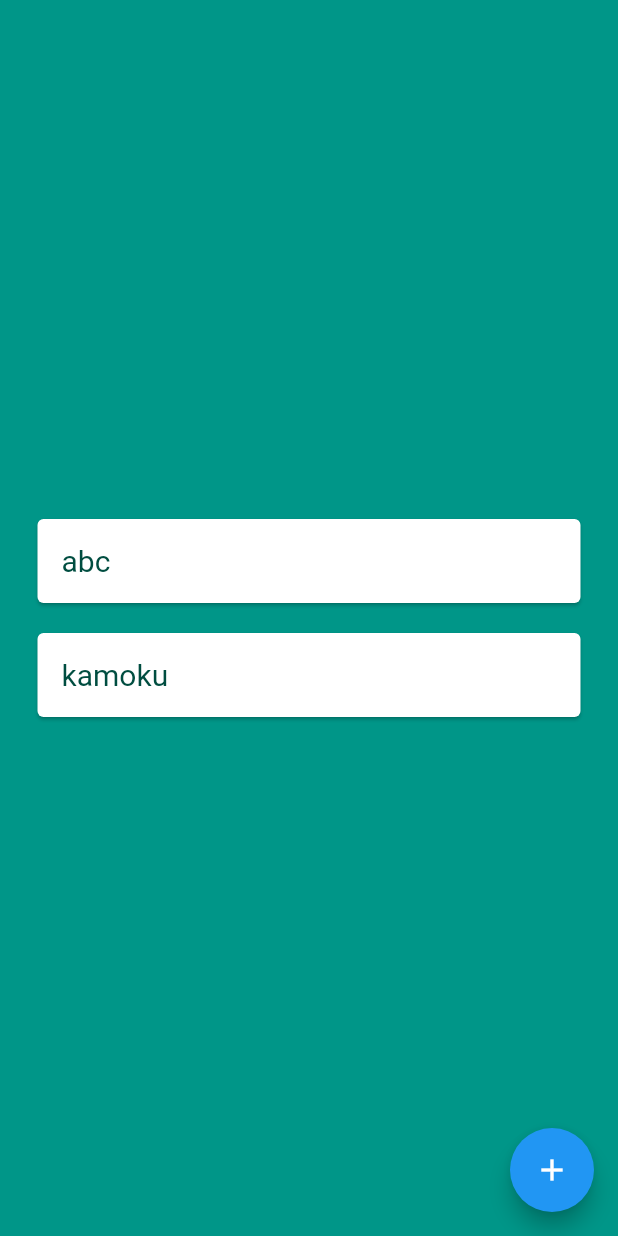
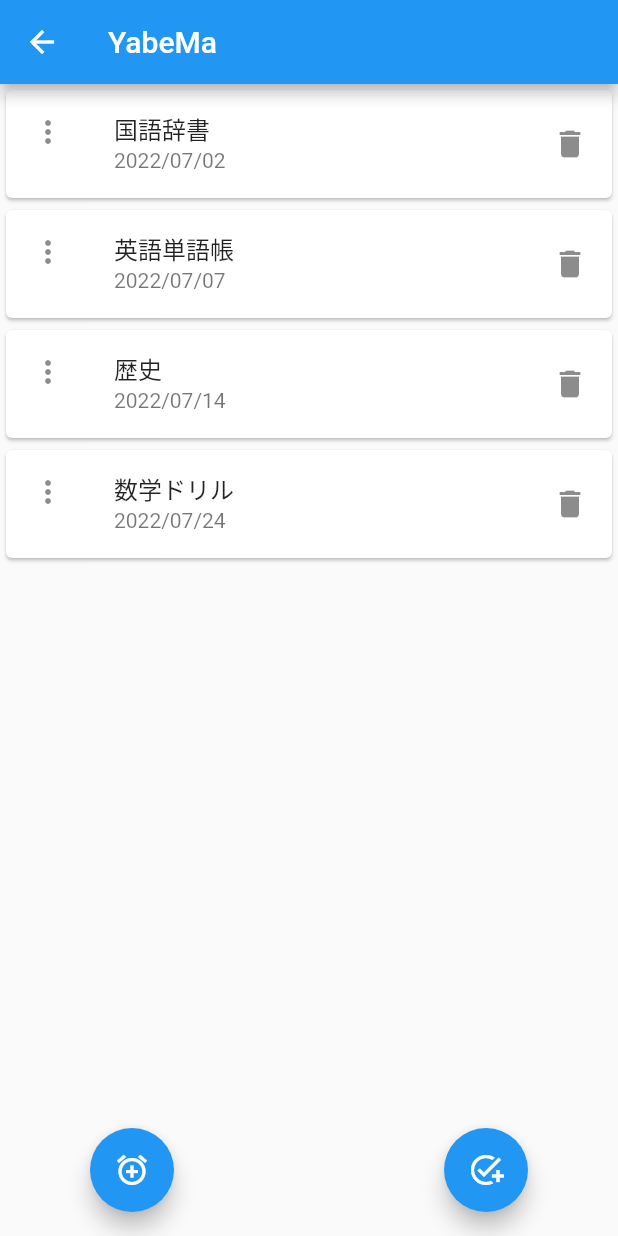
Before and after one commit to kojikokojiko/team5, a Flutter app: the ListPage screen opened directly, on a phone screen of 412 x 824 dp. Run offline on Flutter 3.47's test engine with Material 2 defaults, Android fonts, the phone set to English and light mode, and no system bars; our stand-ins replace flutter_hooks, flutter_riverpod, freezed_annotation, hooks_riverpod; Roboto replaces fonts that are missing (SyneMono).

Commit message:
宇野さんからの画面統合

```diff
--- a/lib/view/listpage.dart
+++ b/lib/view/listpage.dart
@@ -1,49 +1,72 @@
 import 'package:benese_team5/view/insert_data_page.dart';
 import 'package:flutter/material.dart';
 
-class ListPage extends StatelessWidget {
-  const ListPage({Key? key}) : super(key: key);
+
+
+class ListPage extends StatefulWidget {
+  const ListPage({Key? key, }) : super(key: key);
+
+
+  @override
+  State<ListPage> createState() => _ListPageState();
+}
+
+class _ListPageState extends State<ListPage> {
+  List<String> taskList = ["国語辞書", "英語単語帳", "歴史", "数学ドリル"];
+  List<String> taskDate = [
+    "2022/07/02",
+    "2022/07/07",
+    "2022/07/14",
+    "2022/07/24"
+  ];
+  int _counter = 0;
+
+  void _incrementCounter() {
+    setState(() {
+      _counter++;
+    });
+  }
 
   @override
   Widget build(BuildContext context) {
     return Scaffold(
-        backgroundColor: Colors.teal,
-        body: SafeArea(
-          child: Column(
-            mainAxisAlignment: MainAxisAlignment.center,
-            children: <Widget>[
+      appBar: AppBar(
+        title: const Text('YabeMa'),
+      ),
+      body: ListView.builder(
+        itemCount: taskList.length,
+        itemBuilder: (context, index) {
+          return Column(
+            children: [
               Card(
-                  margin:
-                      EdgeInsets.symmetric(vertical: 10.0, horizontal: 25.0),
                 child: ListTile(
-                    title: Text(
-                      'abc',
-                      style: TextStyle(
-                        fontFamily: 'SyneMono',
-                        fontSize: 20.0,
-                        color: Colors.teal.shade900,
+                  leading: Icon(Icons.more_vert),
+                  title: Text(taskList[index]),
+                  subtitle: Text(taskDate[index]),
+                  trailing: Icon(Icons.delete),
                 ),
               ),
-                  )),
-              Card(
-                margin: EdgeInsets.symmetric(vertical: 10.0, horizontal: 25.0),
-                child: ListTile(
-                  title: Text(
-                    'kamoku',
-                    style: TextStyle(
-                      fontSize: 20.0,
-                      color: Colors.teal.shade900,
+            ],
+          );
+        },
       ),
+      floatingActionButtonLocation: FloatingActionButtonLocation.centerFloat,
+      floatingActionButton: Row(
+        mainAxisSize: MainAxisSize.min,
+        children: [
+          FloatingActionButton(
+            onPressed: () {
+              //ボタンが押されたときの挙動
+              taskList.add('Google');
+              print(taskList);
+              setState(() {});
+            },
+            tooltip: 'Increment',
+            child: const Icon(Icons.alarm_add),
           ),
-                ),
-              )
-            ],
-          ),
-        ),
-        floatingActionButton: FloatingActionButton(
-          child: Icon(Icons.add),
+          SizedBox(width: 180),
+          FloatingActionButton(
             onPressed: () {
-
               Navigator.of(context).push(
                 MaterialPageRoute(
                   builder: (context) {
@@ -52,8 +75,72 @@ class ListPage extends StatelessWidget {
                 ),
               );
             },
+            child: const Icon(Icons.add_task),
           ),
-
+          SizedBox(width: 0),
+        ],
+      ),
     );
   }
 }
+
+
+
+
+
+// class ListPage extends StatelessWidget {
+//   const ListPage({Key? key}) : super(key: key);
+//
+//   @override
+//   Widget build(BuildContext context) {
+//     return Scaffold(
+//         backgroundColor: Colors.teal,
+//         body: SafeArea(
+//           child: Column(
+//             mainAxisAlignment: MainAxisAlignment.center,
+//             children: <Widget>[
+//               Card(
+//                   margin:
+//                       EdgeInsets.symmetric(vertical: 10.0, horizontal: 25.0),
+//                   child: ListTile(
+//                     title: Text(
+//                       'abc',
+//                       style: TextStyle(
+//                         fontFamily: 'SyneMono',
+//                         fontSize: 20.0,
+//                         color: Colors.teal.shade900,
+//                       ),
+//                     ),
+//                   )),
+//               Card(
+//                 margin: EdgeInsets.symmetric(vertical: 10.0, horizontal: 25.0),
+//                 child: ListTile(
+//                   title: Text(
+//                     'kamoku',
+//                     style: TextStyle(
+//                       fontSize: 20.0,
+//                       color: Colors.teal.shade900,
+//                     ),
+//                   ),
+//                 ),
+//               )
+//             ],
+//           ),
+//         ),
+//         floatingActionButton: FloatingActionButton(
+//           child: Icon(Icons.add),
+//           onPressed: () {
+//
+//             Navigator.of(context).push(
+//               MaterialPageRoute(
+//                 builder: (context) {
+//                   return InsertDataPage();
+//                 },
+//               ),
+//             );
+//           },
+//         ),
+//
+//     );
+//   }
+// }
--- a/pubspec.yaml
+++ b/pubspec.yaml
@@ -52,7 +52,7 @@ dev_dependencies:
   flutter_lints: ^2.0.0
 #  flutter_lints: ^2.0.0
   build_runner: ^2.1.11
-
+  freezed: ^2.0.3+1
 # For information on the generic Dart part of this file, see the
 # following page: https://dart.dev/tools/pub/pubspec
 
```
Also changed, not shown: lib/fromuno/from_uno.dart (added, +94 -0 lines), lib/model/temp_kadai_data.dart (+14 -0 lines), lib/model/temp_kadai_data.freezed.dart (added), lib/view/kadai_data_vm.dart (added), pubspec.lock. Lines whose indentation alone changed are shown as unchanged.
